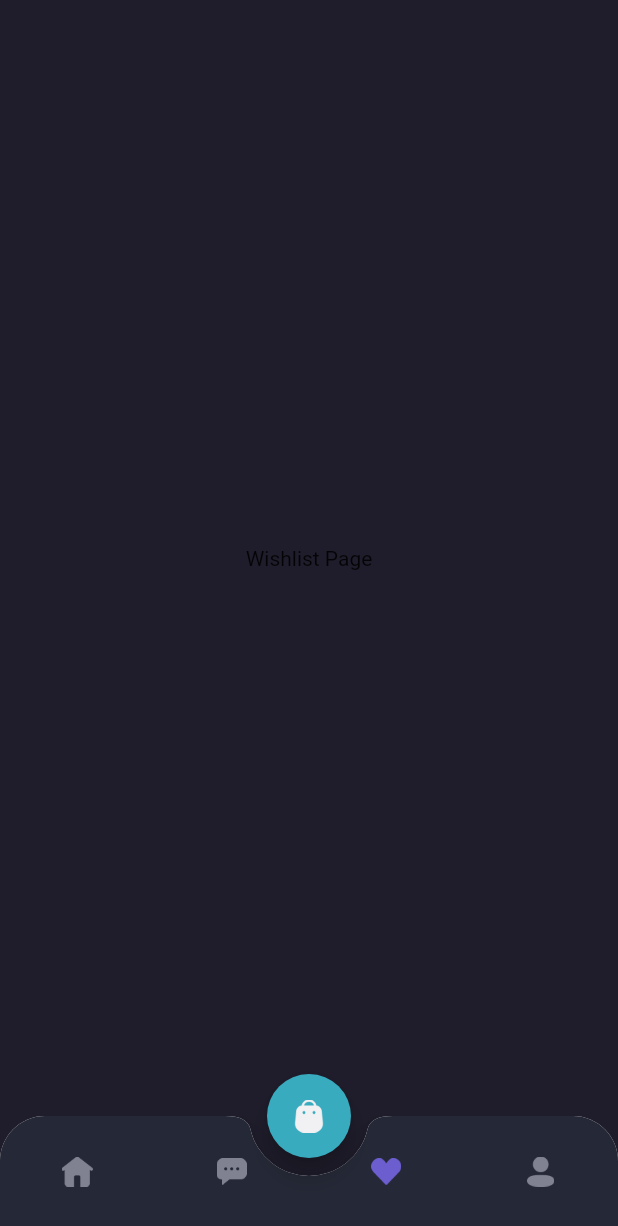
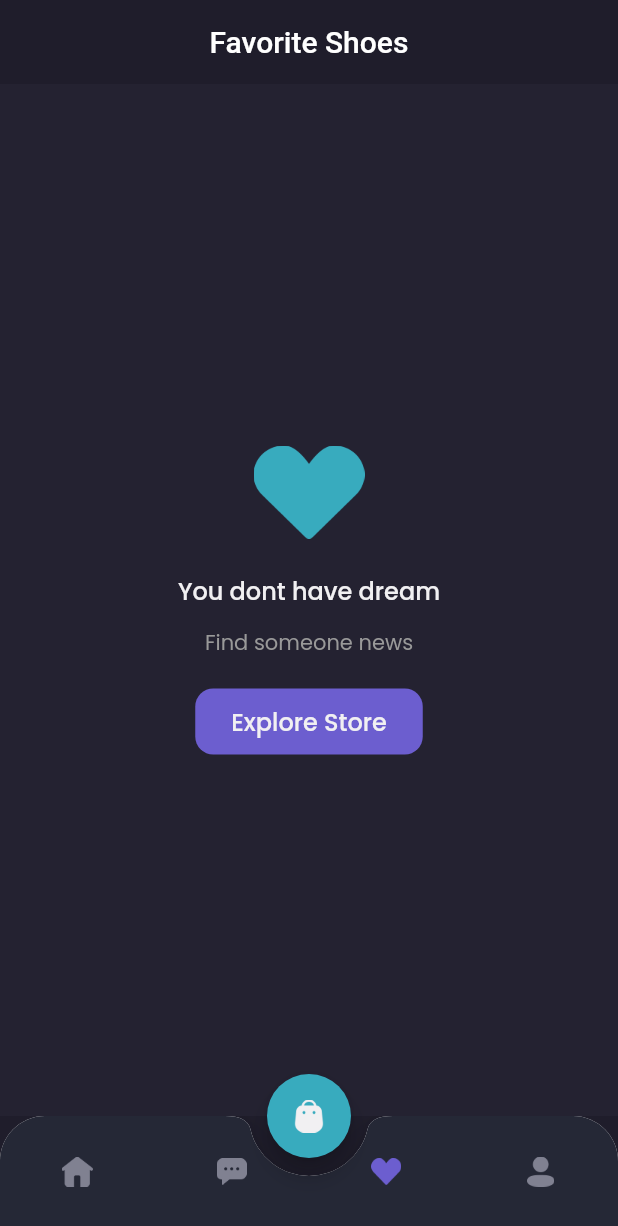
Before and after one commit to mhdiqbl/ecomercesepatu, a Flutter app: the MainPage screen opened by its route, item 3 of the bottom bar chosen, on a phone screen of 412 x 824 dp. Shown: the top 1226 px of the screen. Run offline on Flutter 3.47's test engine with Material 2 defaults, Android fonts, the phone set to English and light mode, and no system bars; our stand-ins replace google_fonts.

Commit message:
Slicing Wishlist Page Empty

```diff
--- a/lib/pages/home/wishlist_page.dart
+++ b/lib/pages/home/wishlist_page.dart
@@ -1,12 +1,82 @@
 import 'package:flutter/material.dart';
+import 'package:sepatu/theme.dart';
 
 class WishlistPage extends StatelessWidget {
   const WishlistPage({Key? key}) : super(key: key);
 
   @override
   Widget build(BuildContext context) {
-    return Center(
-      child: Text('Wishlist Page'),
+    Widget header() {
+      return AppBar(
+        backgroundColor: backgroundColor1,
+        centerTitle: true,
+        title: Text(
+          'Favorite Shoes',
+        ),
+        elevation: 0,
+        automaticallyImplyLeading: false,
+      );
+    }
+
+    Widget emptyWishlist() {
+      return Expanded(
+        child: Container(
+          width: double.infinity,
+          color: backgroundColor3,
+          child: Column(
+            mainAxisAlignment: MainAxisAlignment.center,
+            children: [
+              Image.asset('assets/image_wishlist.png',
+              width: 74,
+              ),
+              SizedBox(
+                height: 23,
+              ),
+              Text('You dont have dream',
+              style: primaryTextStyle.copyWith(
+                fontSize: 16,
+                fontWeight: medium,
+              ),
+              ),
+              SizedBox(
+                height: 12,
+              ),
+              Text('Find someone news',
+              style: secondaryTextStyle
+          ),
+          SizedBox(height: 20,),
+          Container(
+            height: 44,
+            child: TextButton(onPressed: (){},
+            style: TextButton.styleFrom(
+              padding: EdgeInsets.symmetric(
+                vertical: 10,
+                horizontal: 24,
+              ),
+              backgroundColor: primaryColor,
+              shape: RoundedRectangleBorder(
+                borderRadius: BorderRadius.circular(12)
+              ),
+            ),
+            child: Text('Explore Store',
+            style: primaryTextStyle.copyWith(
+              fontSize: 16,
+              fontWeight: medium,
+            ),
+            ),
+            ),
+          ),
+          ],
+          ),
+        ),
+      );
+    }
+
+    return Column(
+      children: [
+        header(),
+        emptyWishlist(),
+      ],
     );
   }
 }
```
